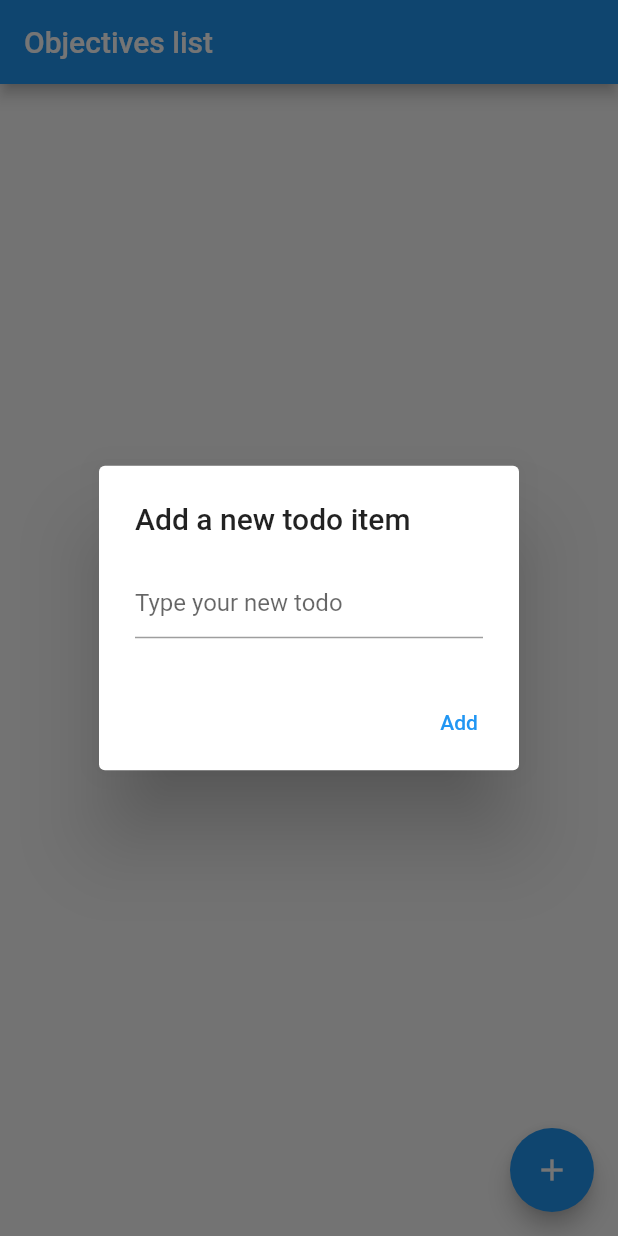
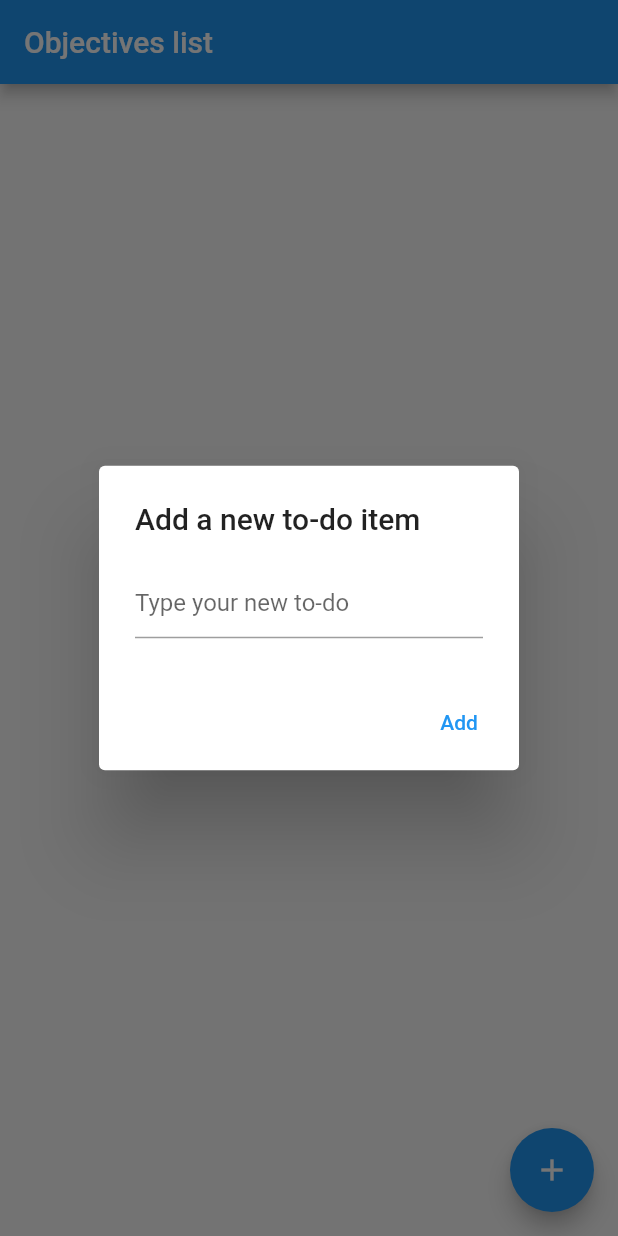
Before and after one commit to valibojici/mood_tracker, a Flutter app: the screen it shows after launch, item 4 of the bottom bar chosen, after a tap on the "add" icon, on a phone screen of 412 x 824 dp. Run offline on Flutter 3.47's test engine with Material 2 defaults, Android fonts, the phone set to English and light mode, and no system bars; our stand-ins replace audioplayers, awesome_notifications, font_awesome_flutter, hive, hive_flutter, multi_select_flutter and 1 more; missing offline and left inert: cron; accounts and stored records are empty.

Commit message:
Fixed minor code errors

```diff
--- a/lib/pages/objectives/Objectives.dart
+++ b/lib/pages/objectives/Objectives.dart
@@ -3,6 +3,8 @@ import 'package:flutter/material.dart';
 import 'TodoList.dart';
 
 class Objectives extends StatelessWidget {
+  const Objectives({Key? key}) : super(key: key);
+
   @override
   Widget build(BuildContext context) {
     return new MaterialApp(
--- a/lib/pages/objectives/TodoList.dart
+++ b/lib/pages/objectives/TodoList.dart
@@ -3,8 +3,10 @@ import 'package:mood_tracker/pages/objectives/Todo.dart';
 import 'package:mood_tracker/pages/objectives/TodoItem.dart';
 
 class TodoList extends StatefulWidget {
+  const TodoList({Key? key}) : super(key: key);
+
   @override
-  _TodoListState createState() => new _TodoListState();
+  _TodoListState createState() => _TodoListState();
 }
 
 class _TodoListState extends State<TodoList> {
@@ -29,10 +31,10 @@ class _TodoListState extends State<TodoList> {
 	  barrierDismissible: false, // needs user to tap the button
 	  builder: (BuildContext context) {
 	    return AlertDialog(
-	      title: const Text('Add a new todo item'),
+	      title: const Text('Add a new to-do item'),
 	      content: TextField(
 	        controller: _textFieldController,
-	        decoration: const InputDecoration(hintText: 'Type your new todo'),
+	        decoration: const InputDecoration(hintText: 'Type your new to-do'),
 	      ),
 	      actions: <Widget>[
 	        TextButton(
```
